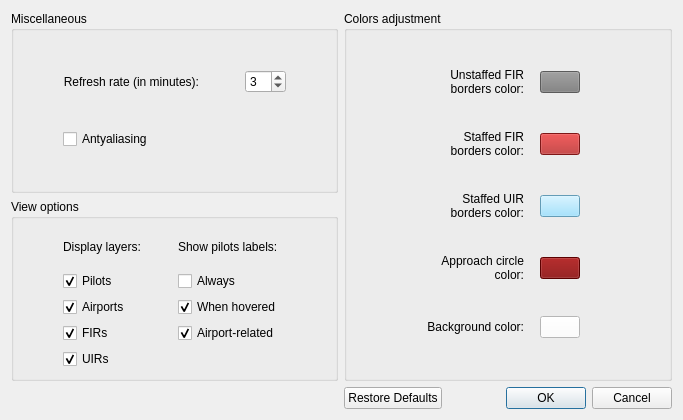
Before: the Qt Designer form source/ui/resources/SettingsWindow.ui in Vatsinator/vatsinator-legacy, drawn with Qt 5.
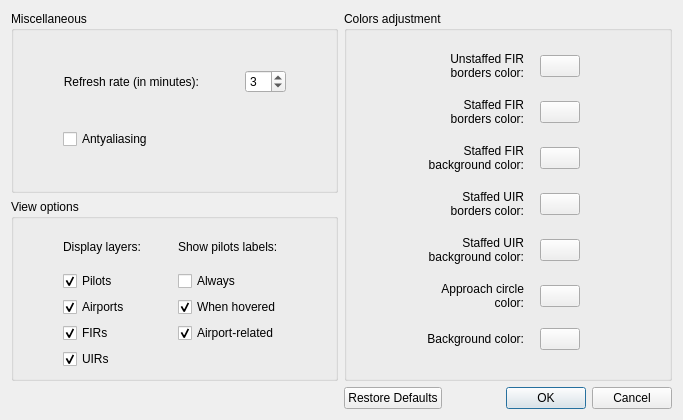
After: the same form once the commit is applied. Icons and pictures are not drawn. Custom widgets are drawn as their Qt base class.

Commit message:
Some work of FIRs triangulation. - added FIRs triangulation algorithm for FirsDatabase generator script (by ear clipping); - changed FirsDatabase structure; now, except borders, it contains triangles; - added two variables for SettingsManager: staffedFirBackgroundColor and stafferuirBackgroundColor;
- also added CPack module for CMake (deb and rpm).

Diff of the .ui file:
```diff
--- a/source/ui/resources/SettingsWindow.ui
+++ b/source/ui/resources/SettingsWindow.ui
@@ -35,51 +35,12 @@
           <verstretch>0</verstretch>
          </sizepolicy>
         </property>
-        <property name="styleSheet">
-         <string notr="true">background-color: rgb(127, 127, 127)</string>
-        </property>
         <property name="text">
          <string/>
         </property>
        </widget>
       </item>
       <item row="3" column="1">
-       <widget class="QLabel" name="ApproachCircleColorLabel">
-        <property name="text">
-         <string>Approach circle&lt;br&gt;color:</string>
-        </property>
-        <property name="alignment">
-         <set>Qt::AlignRight|Qt::AlignTrailing|Qt::AlignVCenter</set>
-        </property>
-       </widget>
-      </item>
-      <item row="2" column="3">
-       <widget class="ColorButton" name="StaffedUirColorButton">
-        <property name="sizePolicy">
-         <sizepolicy hsizetype="Fixed" vsizetype="Fixed">
-          <horstretch>0</horstretch>
-          <verstretch>0</verstretch>
-         </sizepolicy>
-        </property>
-        <property name="styleSheet">
-         <string notr="true">background-color: rgb(140, 219, 255)</string>
-        </property>
-        <property name="text">
-         <string/>
-        </property>
-       </widget>
-      </item>
-      <item row="4" column="1">
-       <widget class="QLabel" name="BackgroundColorLabel">
-        <property name="text">
-         <string>Background color:</string>
-        </property>
-        <property name="alignment">
-         <set>Qt::AlignRight|Qt::AlignTrailing|Qt::AlignVCenter</set>
-        </property>
-       </widget>
-      </item>
-      <item row="2" column="1">
        <widget class="QLabel" name="StaffedUirColorLabel">
         <property name="text">
          <string>Staffed UIR&lt;br&gt;borders color:</string>
@@ -89,29 +50,68 @@
         </property>
        </widget>
       </item>
-      <item row="1" column="3">
-       <widget class="ColorButton" name="StaffedFirColorButton">
+      <item row="0" column="2">
+       <spacer name="horizontalSpacer_8">
+        <property name="orientation">
+         <enum>Qt::Horizontal</enum>
+        </property>
+        <property name="sizeType">
+         <enum>QSizePolicy::Fixed</enum>
+        </property>
+        <property name="sizeHint" stdset="0">
+         <size>
+          <width>10</width>
+          <height>20</height>
+         </size>
+        </property>
+       </spacer>
+      </item>
+      <item row="0" column="0">
+       <spacer name="horizontalSpacer_5">
+        <property name="orientation">
+         <enum>Qt::Horizontal</enum>
+        </property>
+        <property name="sizeType">
+         <enum>QSizePolicy::Fixed</enum>
+        </property>
+        <property name="sizeHint" stdset="0">
+         <size>
+          <width>40</width>
+          <height>20</height>
+         </size>
+        </property>
+       </spacer>
+      </item>
+      <item row="5" column="3">
+       <widget class="ColorButton" name="ApproachCircleColorButton">
         <property name="sizePolicy">
          <sizepolicy hsizetype="Fixed" vsizetype="Fixed">
           <horstretch>0</horstretch>
           <verstretch>0</verstretch>
          </sizepolicy>
         </property>
-        <property name="styleSheet">
-         <string notr="true">background-color: rgb(176, 32, 32)</string>
-        </property>
         <property name="text">
          <string/>
         </property>
        </widget>
       </item>
-      <item row="0" column="1">
-       <widget class="QLabel" name="UnstaffedFirColorLabel">
+      <item row="6" column="1">
+       <widget class="QLabel" name="BackgroundColorLabel">
         <property name="text">
-         <string>Unstaffed FIR&lt;br&gt;borders color:</string>
+         <string>Background color:</string>
         </property>
         <property name="alignment">
-         <set>Qt::AlignRight|Qt::AlignTop|Qt::AlignTrailing</set>
+         <set>Qt::AlignRight|Qt::AlignTrailing|Qt::AlignVCenter</set>
+        </property>
+       </widget>
+      </item>
+      <item row="5" column="1">
+       <widget class="QLabel" name="ApproachCircleColorLabel">
+        <property name="text">
+         <string>Approach circle&lt;br&gt;color:</string>
+        </property>
+        <property name="alignment">
+         <set>Qt::AlignRight|Qt::AlignTrailing|Qt::AlignVCenter</set>
         </property>
        </widget>
       </item>
@@ -125,23 +125,7 @@
         </property>
        </widget>
       </item>
-      <item row="3" column="3">
-       <widget class="ColorButton" name="ApproachCircleColorButton">
-        <property name="sizePolicy">
-         <sizepolicy hsizetype="Fixed" vsizetype="Fixed">
-          <horstretch>0</horstretch>
-          <verstretch>0</verstretch>
-         </sizepolicy>
-        </property>
-        <property name="styleSheet">
-         <string notr="true">background-color: rgb(127, 0, 0)</string>
-        </property>
-        <property name="text">
-         <string/>
-        </property>
-       </widget>
-      </item>
-      <item row="4" column="3">
+      <item row="6" column="3">
        <widget class="ColorButton" name="BackgroundColorButton">
         <property name="sizePolicy">
          <sizepolicy hsizetype="Fixed" vsizetype="Fixed">
@@ -149,9 +133,6 @@
           <verstretch>0</verstretch>
          </sizepolicy>
         </property>
-        <property name="styleSheet">
-         <string notr="true">background-color: rgb(255, 255, 255)</string>
-        </property>
         <property name="text">
          <string/>
         </property>
@@ -173,37 +154,87 @@
         </property>
        </spacer>
       </item>
-      <item row="0" column="2">
-       <spacer name="horizontalSpacer_8">
-        <property name="orientation">
-         <enum>Qt::Horizontal</enum>
+      <item row="3" column="3">
+       <widget class="ColorButton" name="StaffedUirColorButton">
+        <property name="sizePolicy">
+         <sizepolicy hsizetype="Fixed" vsizetype="Fixed">
+          <horstretch>0</horstretch>
+          <verstretch>0</verstretch>
+         </sizepolicy>
         </property>
-        <property name="sizeType">
-         <enum>QSizePolicy::Fixed</enum>
+        <property name="text">
+         <string/>
         </property>
-        <property name="sizeHint" stdset="0">
-         <size>
-          <width>10</width>
-          <height>20</height>
-         </size>
+       </widget>
+      </item>
+      <item row="0" column="1">
+       <widget class="QLabel" name="UnstaffedFirColorLabel">
+        <property name="text">
+         <string>Unstaffed FIR&lt;br&gt;borders color:</string>
         </property>
-       </spacer>
+        <property name="alignment">
+         <set>Qt::AlignRight|Qt::AlignTop|Qt::AlignTrailing</set>
+        </property>
+       </widget>
       </item>
-      <item row="0" column="0">
-       <spacer name="horizontalSpacer_5">
-        <property name="orientation">
-         <enum>Qt::Horizontal</enum>
+      <item row="1" column="3">
+       <widget class="ColorButton" name="StaffedFirColorButton">
+        <property name="sizePolicy">
+         <sizepolicy hsizetype="Fixed" vsizetype="Fixed">
+          <horstretch>0</horstretch>
+          <verstretch>0</verstretch>
+         </sizepolicy>
         </property>
-        <property name="sizeType">
-         <enum>QSizePolicy::Fixed</enum>
+        <property name="text">
+         <string/>
         </property>
-        <property name="sizeHint" stdset="0">
-         <size>
-          <width>40</width>
-          <height>20</height>
-         </size>
+       </widget>
+      </item>
+      <item row="2" column="1">
+       <widget class="QLabel" name="StaffedFirBackgroundColorLabel">
+        <property name="text">
+         <string>Staffed FIR&lt;br&gt;background color:</string>
         </property>
-       </spacer>
+        <property name="alignment">
+         <set>Qt::AlignRight|Qt::AlignTrailing|Qt::AlignVCenter</set>
+        </property>
+       </widget>
+      </item>
+      <item row="2" column="3">
+       <widget class="ColorButton" name="StaffedFirBackgroundColorButton">
+        <property name="sizePolicy">
+         <sizepolicy hsizetype="Fixed" vsizetype="Fixed">
+          <horstretch>0</horstretch>
+          <verstretch>0</verstretch>
+         </sizepolicy>
+        </property>
+        <property name="text">
+         <string/>
+        </property>
+       </widget>
+      </item>
+      <item row="4" column="1">
+       <widget class="QLabel" name="StaffedUirBackgroundColorLabel">
+        <property name="text">
+         <string>Staffed UIR&lt;br&gt;background color:</string>
+        </property>
+        <property name="alignment">
+         <set>Qt::AlignRight|Qt::AlignTrailing|Qt::AlignVCenter</set>
+        </property>
+       </widget>
+      </item>
+      <item row="4" column="3">
+       <widget class="ColorButton" name="StaffedUirBackgroundColorButton">
+        <property name="sizePolicy">
+         <sizepolicy hsizetype="Fixed" vsizetype="Fixed">
+          <horstretch>0</horstretch>
+          <verstretch>0</verstretch>
+         </sizepolicy>
+        </property>
+        <property name="text">
+         <string/>
+        </property>
+       </widget>
       </item>
      </layout>
     </widget>
```
The commit also changes 16 other files.
